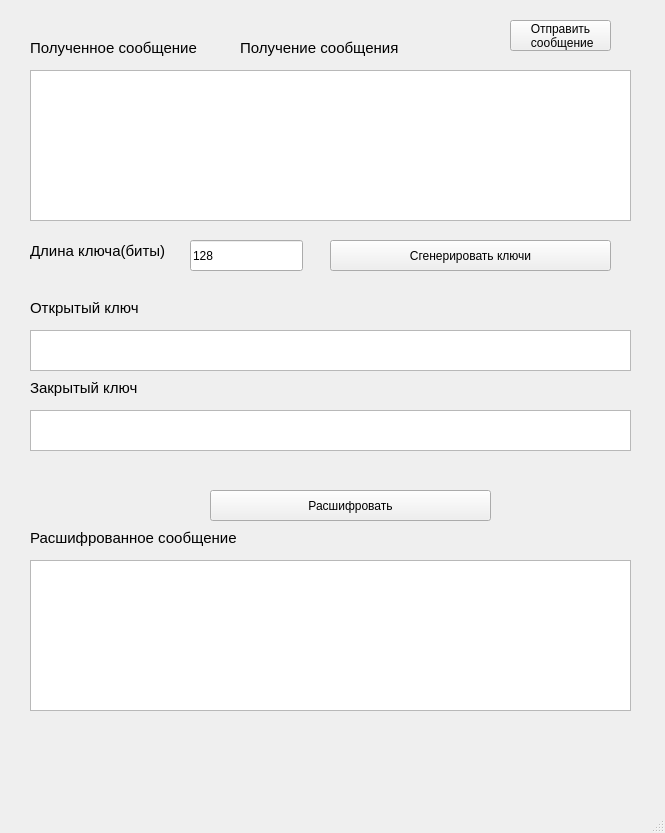
Qt form UI/client.ui (Scykorr/dmitr_community_encrypt) before a commit.
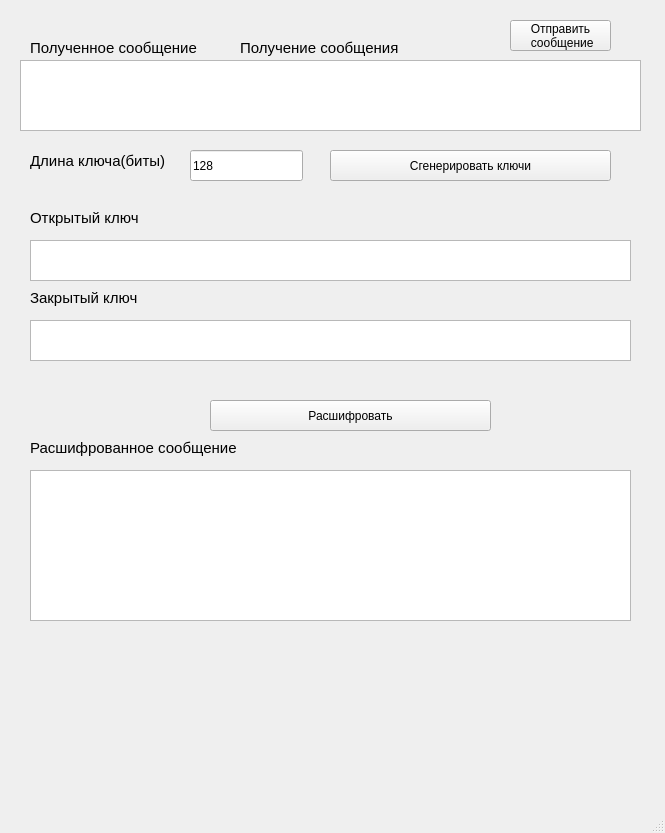
The same form after that commit.

```diff
--- a/UI/client.ui
+++ b/UI/client.ui
@@ -249,21 +249,11 @@
        <string>Полученное сообщение</string>
       </property>
      </widget>
-     <widget class="QPlainTextEdit" name="plainTextEdit_get_msg">
-      <property name="geometry">
-       <rect>
-        <x>10</x>
-        <y>50</y>
-        <width>601</width>
-        <height>151</height>
-       </rect>
-      </property>
-     </widget>
      <widget class="QLabel" name="label_10">
       <property name="geometry">
        <rect>
         <x>10</x>
-        <y>510</y>
+        <y>420</y>
         <width>211</width>
         <height>16</height>
        </rect>
@@ -281,7 +271,7 @@
       <property name="geometry">
        <rect>
         <x>10</x>
-        <y>540</y>
+        <y>450</y>
         <width>601</width>
         <height>151</height>
        </rect>
@@ -291,7 +281,7 @@
       <property name="geometry">
        <rect>
         <x>190</x>
-        <y>470</y>
+        <y>380</y>
         <width>281</width>
         <height>31</height>
        </rect>
@@ -304,7 +294,7 @@
       <property name="geometry">
        <rect>
         <x>10</x>
-        <y>310</y>
+        <y>220</y>
         <width>601</width>
         <height>41</height>
        </rect>
@@ -314,7 +304,7 @@
       <property name="geometry">
        <rect>
         <x>10</x>
-        <y>280</y>
+        <y>190</y>
         <width>151</width>
         <height>16</height>
        </rect>
@@ -332,7 +322,7 @@
       <property name="geometry">
        <rect>
         <x>170</x>
-        <y>220</y>
+        <y>130</y>
         <width>113</width>
         <height>31</height>
        </rect>
@@ -345,7 +335,7 @@
       <property name="geometry">
        <rect>
         <x>10</x>
-        <y>390</y>
+        <y>300</y>
         <width>601</width>
         <height>41</height>
        </rect>
@@ -355,7 +345,7 @@
       <property name="geometry">
        <rect>
         <x>10</x>
-        <y>220</y>
+        <y>130</y>
         <width>141</width>
         <height>21</height>
        </rect>
@@ -373,7 +363,7 @@
       <property name="geometry">
        <rect>
         <x>10</x>
-        <y>360</y>
+        <y>270</y>
         <width>151</width>
         <height>16</height>
        </rect>
@@ -391,7 +381,7 @@
       <property name="geometry">
        <rect>
         <x>310</x>
-        <y>220</y>
+        <y>130</y>
         <width>281</width>
         <height>31</height>
        </rect>
@@ -400,6 +390,16 @@
        <string>Сгенерировать ключи</string>
       </property>
      </widget>
+     <widget class="QPlainTextEdit" name="plainTextEdit_get_msg">
+      <property name="geometry">
+       <rect>
+        <x>0</x>
+        <y>40</y>
+        <width>621</width>
+        <height>71</height>
+       </rect>
+      </property>
+     </widget>
     </widget>
    </widget>
   </widget>
```
